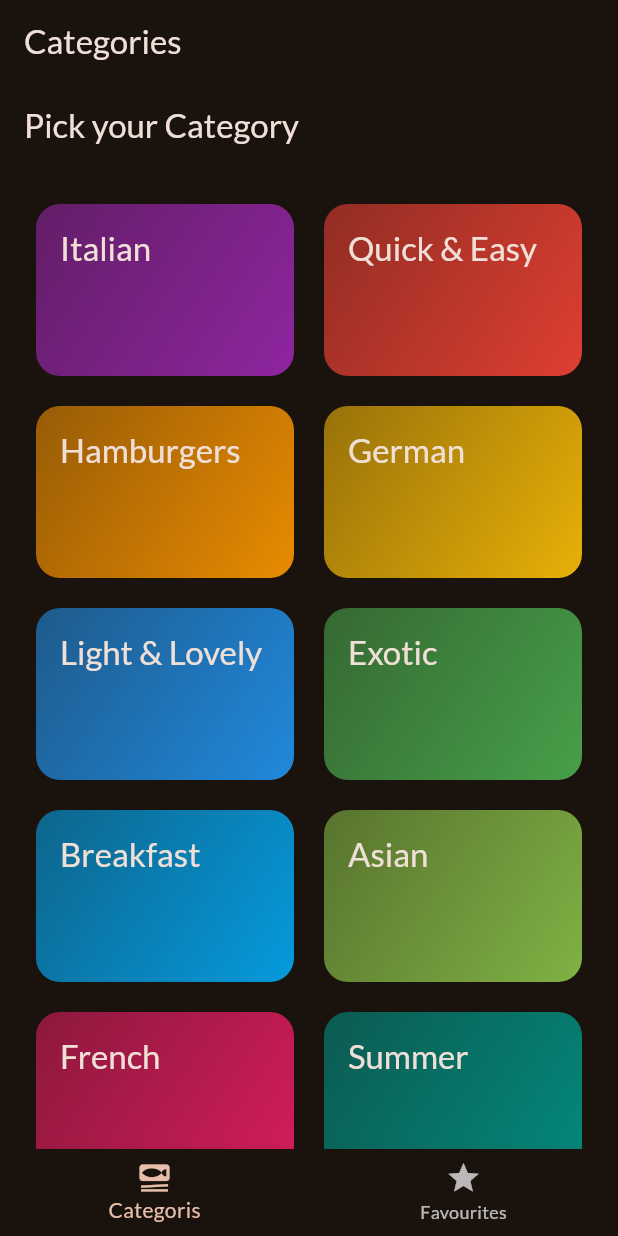
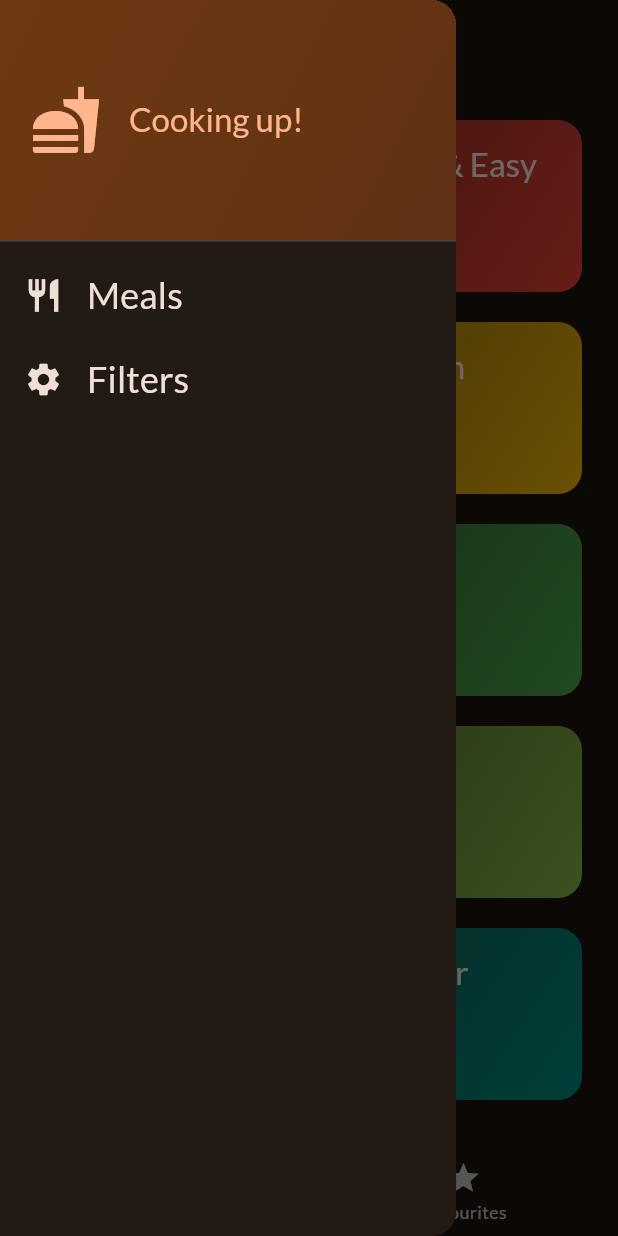
Before and after one commit to balikathapa/meals-app, a Flutter app: the screen it shows after launch, with the side drawer open (before the commit the screen has no drawer), on a phone screen of 412 x 824 dp. Run offline on Flutter 3.47's test engine with Material 2 defaults, Android fonts, the phone set to English and light mode, and no system bars; our stand-ins replace google_fonts, transparent_image.

Commit message:
Filters and drawer added

```diff
--- a/lib/screens/categories.dart
+++ b/lib/screens/categories.dart
@@ -3,12 +3,19 @@ import 'package:meals/data/dummy_data.dart';
 import 'package:meals/screens/meals.dart';
 import 'package:meals/widgets/category_grid_item.dart';
 import 'package:meals/models/category.dart';
+import 'package:meals/models/meal.dart';
 
 class CategoriesScreen extends StatelessWidget {
-  const CategoriesScreen({super.key});
+  const CategoriesScreen(
+      {super.key,
+      required this.onToggleFavourites,
+      required this.availableMeals});
+
+  final void Function(Meal meal) onToggleFavourites;
+  final List<Meal> availableMeals;
 
   void _selectCategory(BuildContext context, Category category) {
-    final filteredMeals = dummyMeals
+    final filteredMeals = availableMeals
         .where((meal) => meal.categories.contains(category.id))
         .toList();
 
@@ -17,6 +24,8 @@ class CategoriesScreen extends StatelessWidget {
         builder: (ctx) => MealsScreen(
           title: category.title,
           meals: filteredMeals,
+          onToggleFavourites: onToggleFavourites,
+
         ),
       ),
     ); //similar to Navigator.push(context, route)
@@ -24,11 +33,7 @@ class CategoriesScreen extends StatelessWidget {
 
   @override
   Widget build(BuildContext context) {
-    return Scaffold(
-      appBar: AppBar(
-        title: const Text('Pick your Category'),
-      ),
-      body: GridView(
+    return GridView(
       padding: const EdgeInsets.all(24),
       gridDelegate: const SliverGridDelegateWithFixedCrossAxisCount(
         crossAxisCount: 2,
@@ -47,7 +52,6 @@ class CategoriesScreen extends StatelessWidget {
             },
           )
       ],
-      ),
     );
   }
 }
--- a/lib/screens/tabs.dart
+++ b/lib/screens/tabs.dart
@@ -1,6 +1,17 @@
 import 'package:flutter/material.dart';
+import 'package:meals/data/dummy_data.dart';
 import 'package:meals/screens/categories.dart';
+import 'package:meals/screens/filters.dart';
 import 'package:meals/screens/meals.dart';
+import 'package:meals/models/meal.dart';
+import 'package:meals/widgets/main_drawer.dart';
+
+const kInitialFilters = {
+  Filter.glutenFree: false,
+  Filter.lactoseFree: false,
+  Filter.vegeterian: false,
+  Filter.vegan: false,
+};
 
 class TabScreen extends StatefulWidget {
   const TabScreen({super.key});
@@ -13,6 +24,31 @@ class TabScreen extends StatefulWidget {
 
 class _TabScreenState extends State<TabScreen> {
   int _selectedPageIndex = 0;
+  final List<Meal> _favouriteMeals = [];
+  Map<Filter, bool> _selectedFilters = kInitialFilters;
+
+  void _showInfoMessage(String message) {
+    ScaffoldMessenger.of(context).clearSnackBars();
+    ScaffoldMessenger.of(context).showSnackBar(
+      SnackBar(content: Text(message)),
+    );
+  }
+
+  void _toggleMealFavouriteStatus(Meal meal) {
+    final isExisting = _favouriteMeals.contains(meal);
+
+    if (isExisting) {
+      setState(() {
+        _favouriteMeals.remove(meal);
+      });
+      _showInfoMessage('Meal is no longer a favoutite.');
+    } else {
+      setState(() {
+        _favouriteMeals.add(meal);
+      });
+      _showInfoMessage('Marked as a favourite');
+    }
+  }
 
   void _selectPage(int index) {
     setState(() {
@@ -20,19 +56,57 @@ class _TabScreenState extends State<TabScreen> {
     });
   }
 
+  void _setScreen(String identifier) async {
+    Navigator.of(context).pop();
+    if (identifier == 'filters') {
+      final result = await Navigator.of(context).push<Map<Filter, bool>>(
+        MaterialPageRoute(
+          builder: (ctx) =>  FiltersScreen(currentFilters: _selectedFilters,),
+        ),
+      );
+      setState(() {
+        _selectedFilters = result ?? kInitialFilters;
+      });
+    }
+  }
+
   @override
   Widget build(BuildContext context) {
-    Widget activePage = const CategoriesScreen();
-    var activePageTitle= 'Categories';
+    final availableMeals = dummyMeals.where((meal) {
+      if (_selectedFilters[Filter.glutenFree]! && !meal.isGlutenFree) {
+        return false;
+      }
+      if (_selectedFilters[Filter.lactoseFree]! && !meal.isLactoseFree) {
+        return false;
+      }
+      if (_selectedFilters[Filter.vegeterian]! && !meal.isVegetarian) {
+        return false;
+      }
+      if (_selectedFilters[Filter.vegan]! && !meal.isVegan) {
+        return false;
+      }
+      return true;
+    }).toList();
+    Widget activePage = CategoriesScreen(
+      onToggleFavourites: _toggleMealFavouriteStatus,
+      availableMeals: availableMeals,
+    );
+    var activePageTitle = 'Categories';
 
     if (_selectedPageIndex == 1) {
-      activePage = MealsScreen(title: 'Favourites', meals: []);
-      activePageTitle= 'Your Favourites';
+      activePage = MealsScreen(
+        meals: _favouriteMeals,
+        onToggleFavourites: _toggleMealFavouriteStatus,
+      );
+      activePageTitle = 'Your Favourites';
     }
 
     return Scaffold(
       appBar: AppBar(
         title: Text(activePageTitle),
+      ),
+      drawer: MainDrawer(
+        onSelectScreen: _setScreen,
       ),
       body: activePage,
       bottomNavigationBar: BottomNavigationBar(
--- /dev/null
+++ b/lib/widgets/main_drawer.dart
@@ -0,0 +1,81 @@
+import 'package:flutter/material.dart';
+
+class MainDrawer extends StatelessWidget {
+  const MainDrawer({super.key, required this.onSelectScreen});
+
+  final void Function(String identifier) onSelectScreen;
+
+  @override
+  Widget build(BuildContext context) {
+    return Drawer(
+      child: Column(
+        children: [
+          DrawerHeader(
+            padding: EdgeInsets.all(20),
+            decoration: BoxDecoration(
+                gradient: LinearGradient(
+              colors: [
+                Theme.of(context).colorScheme.primaryContainer,
+                Theme.of(context).colorScheme.primaryContainer.withOpacity(0.8),
+              ],
+              begin: Alignment.topLeft,
+              end: Alignment.bottomRight,
+            )),
+            child: Row(
+              children: [
+                Icon(
+                  Icons.fastfood,
+                  size: 48,
+                  color: Theme.of(context).colorScheme.primary,
+                ),
+                const SizedBox(
+                  width: 18,
+                ),
+                Text(
+                  'Cooking up!',
+                  style: Theme.of(context).textTheme.titleLarge!.copyWith(
+                        color: Theme.of(context).colorScheme.primary,
+                      ),
+                )
+              ],
+            ),
+          ),
+          ListTile(
+            leading: Icon(
+              Icons.restaurant,
+              size: 26,
+              color: Theme.of(context).colorScheme.onBackground,
+            ),
+            title: Text(
+              'Meals',
+              style: Theme.of(context).textTheme.titleSmall!.copyWith(
+                    color: Theme.of(context).colorScheme.onBackground,
+                    fontSize: 24,
+                  ),
+            ),
+            onTap: () {
+              onSelectScreen('meals');
+            },
+          ),
+          ListTile(
+            leading: Icon(
+              Icons.settings,
+              size: 26,
+              color: Theme.of(context).colorScheme.onBackground,
+            ),
+            title: Text(
+              'Filters',
+              style: Theme.of(context).textTheme.titleSmall!.copyWith(
+                    color: Theme.of(context).colorScheme.onBackground,
+                    fontSize: 24,
+                  ),
+            ),
+            onTap: () {
+              onSelectScreen('filters');
+            },
+          )
+        ],
+      ),
+    );
+  }
+}
```
Also changed, not shown: lib/screens/filters.dart (added, +160 -0 lines), lib/screens/meals.dart (+17 -4 lines), lib/screens/meals_details.dart (+11 -1 lines). Lines whose indentation alone changed are shown as unchanged.
